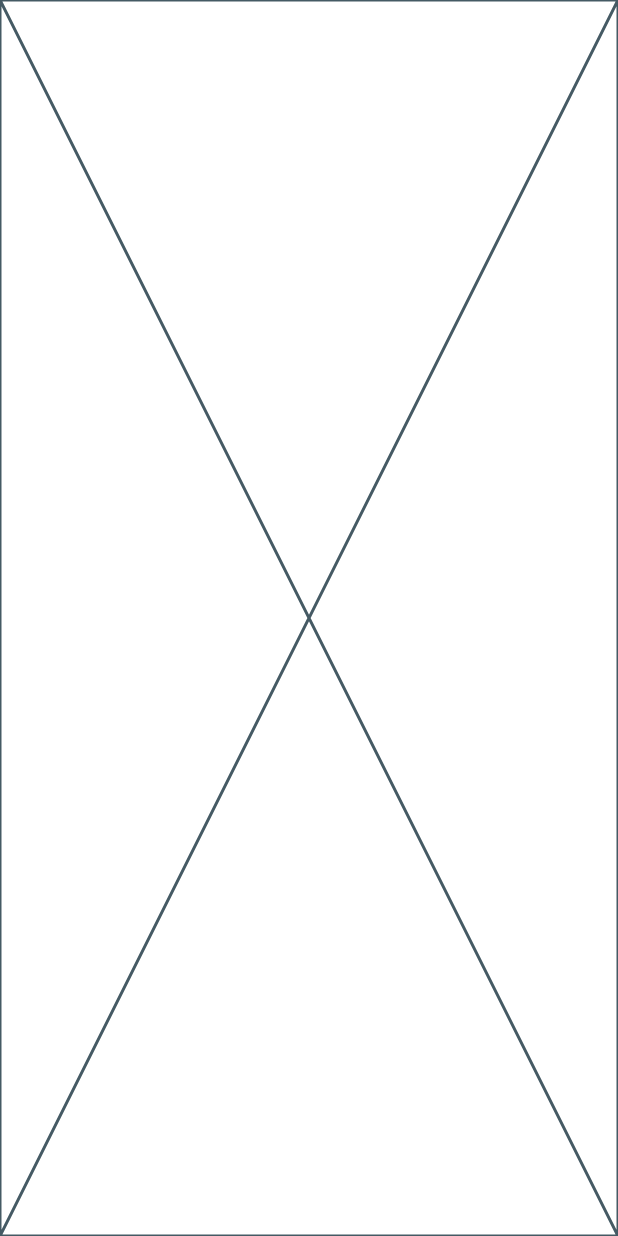
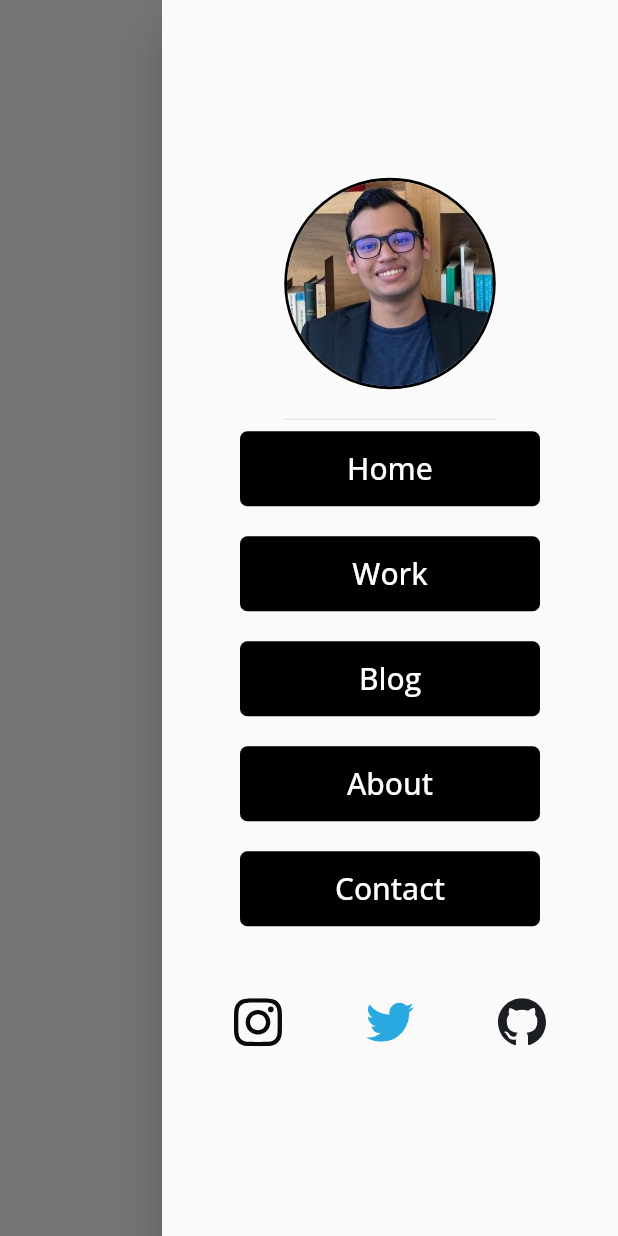
Before and after one commit to JoaquinMX/website_portfolio_flutter, a Flutter app: the screen it shows after launch, with the side drawer open (before the commit the screen has no drawer), on a phone screen of 412 x 824 dp. Run offline on Flutter 3.47's test engine with Material 2 defaults, Android fonts, the light colour scheme and no system bars; our stand-ins replace flutter_svg, google_fonts, url_strategy.

Commit message:
feat: Added routes. Created Drawer for mobile landing

```diff
--- /dev/null
+++ b/lib/components/tabs_mobile.dart
@@ -0,0 +1,31 @@
+import 'package:flutter/material.dart';
+import 'package:google_fonts/google_fonts.dart';
+
+class TabsMobile extends StatefulWidget {
+  final text;
+  final route;
+  const TabsMobile({super.key, required this.text, required this.route});
+
+  @override
+  State<TabsMobile> createState() => _TabsMobileState();
+}
+
+class _TabsMobileState extends State<TabsMobile> {
+  @override
+  Widget build(BuildContext context) {
+    return MaterialButton(
+      onPressed: () {},
+      elevation: 0,
+      shape: RoundedRectangleBorder(
+        borderRadius: BorderRadius.circular(5),
+      ),
+      height: 50,
+      minWidth: 200,
+      color: Colors.black,
+      child: Text(
+        widget.text,
+        style: GoogleFonts.openSans(fontSize: 20, color: Colors.white),
+      ),
+    );
+  }
+}
--- a/lib/main.dart
+++ b/lib/main.dart
@@ -1,8 +1,9 @@
 import 'package:flutter/material.dart';
-import 'package:flutter_portfolio/mobile/landing_page_mobile.dart';
-import 'package:flutter_portfolio/web/landing_page_web.dart';
+import 'package:flutter_portfolio/routes.dart';
+import 'package:url_strategy/url_strategy.dart';
 
 void main() {
+  setPathUrlStrategy();
   runApp(const MyApp());
 }
 
@@ -12,14 +13,9 @@ class MyApp extends StatelessWidget {
   @override
   Widget build(BuildContext context) {
     return MaterialApp(
-      home: LayoutBuilder(
-          builder: (BuildContext context, BoxConstraints constraints) {
-        if (constraints.maxWidth > 768) {
-          return const LandingPageWeb();
-        } else {
-          return const LandingPageMobile();
-        }
-      }),
+      debugShowCheckedModeBanner: false,
+      onGenerateRoute: (settings) => Routes.generateRoutes(settings),
+      initialRoute: '/',
     );
   }
 }
--- a/lib/mobile/landing_page_mobile.dart
+++ b/lib/mobile/landing_page_mobile.dart
@@ -1,4 +1,7 @@
 import 'package:flutter/material.dart';
+import 'package:flutter_portfolio/components/tabs_mobile.dart';
+import 'package:flutter_svg/flutter_svg.dart';
+import 'package:url_launcher/url_launcher.dart';
 
 class LandingPageMobile extends StatefulWidget {
   const LandingPageMobile({super.key});
@@ -10,6 +13,88 @@ class LandingPageMobile extends StatefulWidget {
 class _LandingPageMobileState extends State<LandingPageMobile> {
   @override
   Widget build(BuildContext context) {
-    return const Placeholder();
+    return Scaffold(
+      backgroundColor: Colors.white,
+      appBar: AppBar(
+        backgroundColor: Colors.transparent,
+        elevation: 0,
+        iconTheme: IconThemeData(
+          size: 35,
+          color: Colors.black,
+        ),
+      ),
+      endDrawer: Drawer(
+        child: Column(
+          mainAxisAlignment: MainAxisAlignment.center,
+          children: [
+            DrawerHeader(
+              child: Container(
+                decoration: BoxDecoration(
+                  shape: BoxShape.circle,
+                  border: Border.all(width: 2, color: Colors.black),
+                ),
+                child: Image.asset("assets/imgs/profile_picture_circle.png"),
+              ),
+              padding: EdgeInsets.only(bottom: 20),
+            ),
+            TabsMobile(text: "Home", route: '/'),
+            SizedBox(
+              height: 20,
+            ),
+            TabsMobile(text: "Work", route: "/works"),
+            SizedBox(
+              height: 20,
+            ),
+            TabsMobile(text: "Blog", route: "/blog"),
+            SizedBox(
+              height: 20,
+            ),
+            TabsMobile(text: "About", route: "/about"),
+            SizedBox(
+              height: 20,
+            ),
+            TabsMobile(text: "Contact", route: "/contact"),
+            SizedBox(
+              height: 40,
+            ),
+            Row(
+              mainAxisAlignment: MainAxisAlignment.spaceEvenly,
+              children: socialLinks(),
+            )
+          ],
+        ),
+      ),
+    );
+  }
+
+  List<Widget> socialLinks() {
+    return [
+      socialButton(
+        "https://www.instagram.com",
+        "assets/imgs/portfolio/instagram.svg",
+      ),
+      socialButton(
+        "https://www.twitter.com",
+        "assets/imgs/portfolio/twitter.svg",
+      ),
+      socialButton(
+        "https://www.github.com/joaquinmx",
+        "assets/imgs/portfolio/github.svg",
+      ),
+    ];
+  }
+
+  Widget socialButton(String urlPath, String imgPath) {
+    return IconButton(
+        onPressed: () async => await launchUrl(
+              Uri(path: urlPath),
+            ),
+        icon: SvgPicture.asset(
+          imgPath,
+          theme: SvgTheme(
+            currentColor: Colors.black,
+          ),
+          width: 35,
+        ));
   }
 }
--- /dev/null
+++ b/lib/routes.dart
@@ -0,0 +1,30 @@
+import 'package:flutter/material.dart';
+import 'package:flutter_portfolio/mobile/landing_page_mobile.dart';
+import 'package:flutter_portfolio/web/landing_page_web.dart';
+
+class Routes {
+  static Route<dynamic> generateRoutes(RouteSettings settings) {
+    switch (settings.name) {
+      case '/':
+        return MaterialPageRoute(
+          settings: settings,
+          builder: (_) => LayoutBuilder(builder: (context, constraints) {
+            if (constraints.maxWidth > 768) {
+              return const LandingPageWeb();
+            }
+            return const LandingPageMobile();
+          }),
+        );
+      default:
+        return MaterialPageRoute(
+          settings: settings,
+          builder: (_) => LayoutBuilder(builder: (context, constraints) {
+            if (constraints.maxWidth > 768) {
+              return const LandingPageWeb();
+            }
+            return const LandingPageMobile();
+          }),
+        );
+    }
+  }
+}
--- a/pubspec.yaml
+++ b/pubspec.yaml
@@ -21,6 +21,7 @@ dependencies:
   google_fonts: ^6.1.0
   flutter_svg: ^2.0.7
   url_launcher: ^6.1.14
+  url_strategy: ^0.2.0
 
 dev_dependencies:
   flutter_test:
```
Also changed, not shown: assets/imgs/profile_picture_circle.png (added), pubspec.lock.
